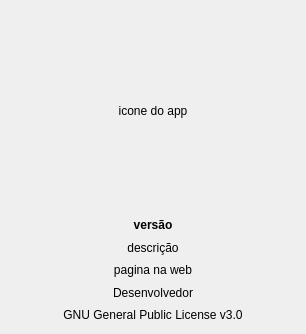
Old version of the form zapzap/view/settings_about.ui in the repository rafatosta/zapzap.
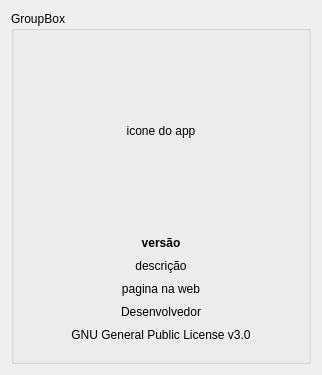
New version of the form.

Commit message: Zapzap About

```diff
--- a/zapzap/view/settings_about.ui
+++ b/zapzap/view/settings_about.ui
@@ -6,14 +6,35 @@
    <rect>
     <x>0</x>
     <y>0</y>
-    <width>306</width>
-    <height>334</height>
+    <width>322</width>
+    <height>375</height>
    </rect>
   </property>
   <property name="windowTitle">
    <string>Form</string>
   </property>
-  <layout class="QVBoxLayout" name="verticalLayout">
+  <layout class="QVBoxLayout" name="verticalLayout_3">
+   <item>
+    <widget class="QGroupBox" name="groupBox">
+     <property name="title">
+      <string>GroupBox</string>
+     </property>
+     <layout class="QVBoxLayout" name="verticalLayout_2">
+      <property name="spacing">
+       <number>0</number>
+      </property>
+      <property name="leftMargin">
+       <number>0</number>
+      </property>
+      <property name="topMargin">
+       <number>0</number>
+      </property>
+      <property name="rightMargin">
+       <number>0</number>
+      </property>
+      <property name="bottomMargin">
+       <number>0</number>
+      </property>
    <item>
     <layout class="QHBoxLayout" name="horizontalLayout">
      <property name="spacing">
@@ -82,6 +103,11 @@
     </layout>
    </item>
    <item>
+       <layout class="QVBoxLayout" name="verticalLayout">
+        <property name="bottomMargin">
+         <number>15</number>
+        </property>
+        <item>
     <widget class="QLabel" name="version">
      <property name="font">
       <font>
@@ -140,6 +166,11 @@
      <property name="alignment">
       <set>Qt::AlignCenter</set>
      </property>
+         </widget>
+        </item>
+       </layout>
+      </item>
+     </layout>
     </widget>
    </item>
   </layout>
```
Lines whose indentation alone changed are shown as unchanged. The commit also changes 1 other file.
